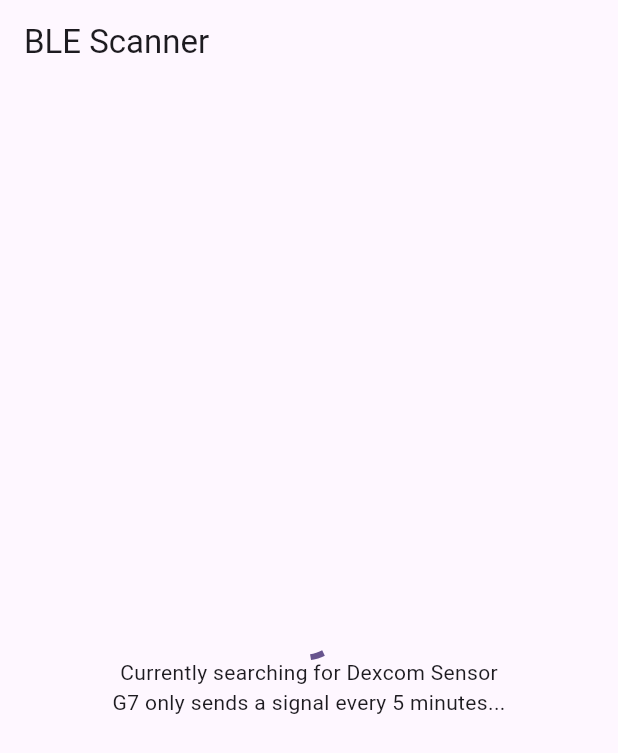
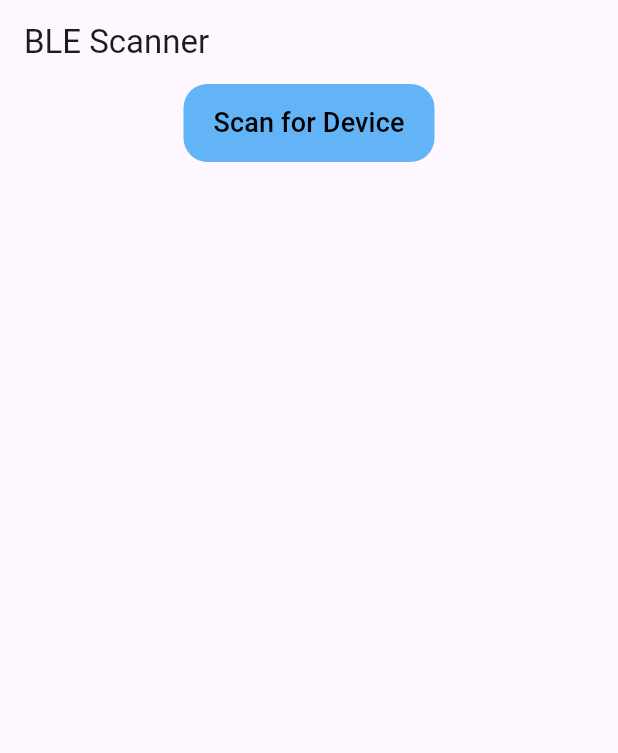
Before and after one commit to cph-cachet/dexcom_reader, a Flutter app: the screen it shows after launch, on a phone screen of 412 x 824 dp. Shown: the top 753 px of the screen. Run offline on Flutter 3.47's test engine with Material 3 defaults, Android fonts, the phone set to English and light mode, and no system bars; our stand-ins replace flutter_blue_plus, permission_handler, plugin_platform_interface.

Commit message:
ble_scanner.dart in the example app can now start and stop a scan. Todo: Show relevant data from the Dexcom sensor and possibly add the expandable plugin to the pubspec.yaml to allow for drop-down details of the scanned Dexcom device

```diff
--- /dev/null
+++ b/example/lib/Components/scan_button.dart
@@ -0,0 +1,25 @@
+import 'package:flutter/material.dart';
+
+class ScanButton extends StatelessWidget {
+  bool isScanning;
+  VoidCallback func;
+
+  ScanButton({super.key, required this.isScanning, required this.func});
+
+  @override
+  Widget build(BuildContext context) {
+    String buttonTxt = isScanning ? "Stop Scan" : "Scan for Device";
+    return Container(
+      decoration: BoxDecoration(
+          color: Colors.blue.withOpacity(0.7),
+          borderRadius: BorderRadius.circular(16.0)),
+      padding: const EdgeInsets.symmetric(horizontal: 8, vertical: 2),
+      child: TextButton(
+          onPressed: func,
+          child: Text(
+            buttonTxt,
+            style: TextStyle(color: Colors.black, fontSize: 18),
+          )),
+    );
+  }
+}
--- a/example/lib/ble_scanner.dart
+++ b/example/lib/ble_scanner.dart
@@ -1,7 +1,5 @@
-import 'dart:ffi';
-import 'dart:io';
 import 'package:dexcom_reader/dexcom_reader.dart';
-import 'package:flutter/foundation.dart';
+import 'package:dexcom_reader_example/Components/scan_button.dart';
 import 'package:flutter/material.dart';
 import 'package:flutter_blue_plus/flutter_blue_plus.dart';
 import 'package:permission_handler/permission_handler.dart';
@@ -17,20 +15,41 @@ class _BleScannerState extends State<BleScanner> {
   List<BluetoothDevice> devices = [];
   Map<String, List<BluetoothCharacteristic>> deviceCharacteristics = {};
 
+  PermissionStatus btePermissionStatus = PermissionStatus.denied;
+  bool isScanning = false;
+
   @override
   void initState() {
     super.initState();
     // Before using the plugin you must first have given permission to using bluetooth/Flutter blue plus.
-    // This can also be added to the DexcomG7Reader API
     _checkBluetoothPermission();
-    startScanning();
   }
 
   Future<void> _checkBluetoothPermission() async {
     var status = await Permission.bluetooth.status;
     if (status.isDenied) {
-      await Permission.bluetooth.request();
+      PermissionStatus status = await Permission.bluetooth.request();
+      setState(() {
+        btePermissionStatus = status;
+      });
     }
+  }
+
+  void scanButtonFunc() {
+    setState(() {
+      isScanning = !isScanning;
+    });
+    if (isScanning) {
+      startScanning();
+    } else {
+      FlutterBluePlus.stopScan();
+    }
+  }
+
+  @override
+  void dispose() {
+    FlutterBluePlus.stopScan();
+    super.dispose();
   }
 
   Future<BluetoothDevice?> startScanning() async {
@@ -44,7 +63,9 @@ class _BleScannerState extends State<BleScanner> {
       devices.add(dexDevice!);
     });
 
-    dexDevice != null ? await dexReader.connectToDexDevice(dexDevice) : null; // If a dexcom device is found, connect to it
+    dexDevice != null
+        ? await dexReader.connectToDexDevice(dexDevice)
+        : null; // If a dexcom device is found, connect to it
   }
 
   @override
@@ -53,19 +74,11 @@ class _BleScannerState extends State<BleScanner> {
         appBar: AppBar(
           title: const Text('BLE Scanner'),
         ),
-        body: Visibility(
-          visible: devices.isNotEmpty,
-          replacement: const Center(
-            child: Column(
-              mainAxisAlignment: MainAxisAlignment.center,
-              crossAxisAlignment: CrossAxisAlignment.center,
+        body: Column(
           children: [
-                CircularProgressIndicator(),
-                Text("Currently searching for Dexcom Sensor"),
-                Text("G7 only sends a signal every 5 minutes...")
-              ],
-            ),
-          ),
+            if (devices.isNotEmpty)
+              SizedBox(
+                height: 250,
                 child: ListView.builder(
                   itemCount: devices.length,
                   itemBuilder: (context, index) {
@@ -79,12 +92,38 @@ class _BleScannerState extends State<BleScanner> {
                     );
                   },
                 ),
+              ),
+            scanningBody()
+          ],
         ));
   }
 
-  @override
-  void dispose() {
-    FlutterBluePlus.stopScan();
-    super.dispose();
+  // This widget contains the Currently scanning or press to scan text with a start/stop scan button
+  Widget scanningBody() {
+    return Center(
+      child: Column(
+        children: [
+          Visibility(
+            visible: isScanning && !btePermissionStatus.isGranted,
+            replacement: ScanButton(isScanning: isScanning, func: scanButtonFunc,),
+            child: Center(
+              child: Column(
+                mainAxisAlignment: MainAxisAlignment.center,
+                crossAxisAlignment: CrossAxisAlignment.center,
+                children: [
+                  CircularProgressIndicator(),
+                  Text("Currently searching for Dexcom Sensor"),
+                  Text("G7 only sends a signal every 5 minutes..."),
+                  ScanButton(
+                    isScanning: isScanning,
+                    func: scanButtonFunc,
+                  )
+                ],
+              ),
+            ),
+          ),
+        ],
+      ),
+    );
   }
 }
--- a/lib/dexcom_reader.dart
+++ b/lib/dexcom_reader.dart
@@ -9,7 +9,6 @@ import 'dart:async';
 
 import 'package:dexcom_reader/plugin/interfaces/dexcom_g7_reader_interface.dart';
 import 'package:flutter/services.dart';
-import 'dexcom_reader_platform_interface.dart';
 import 'dart:io';
 import 'package:dexcom_reader/plugin/g7/EGlucoseRxMessage.dart';
 import 'package:flutter/foundation.dart';
```
Also changed, not shown: example/lib/Components/bte_permission_button.dart (added, +23 -0 lines). Lines whose indentation alone changed are shown as unchanged.
